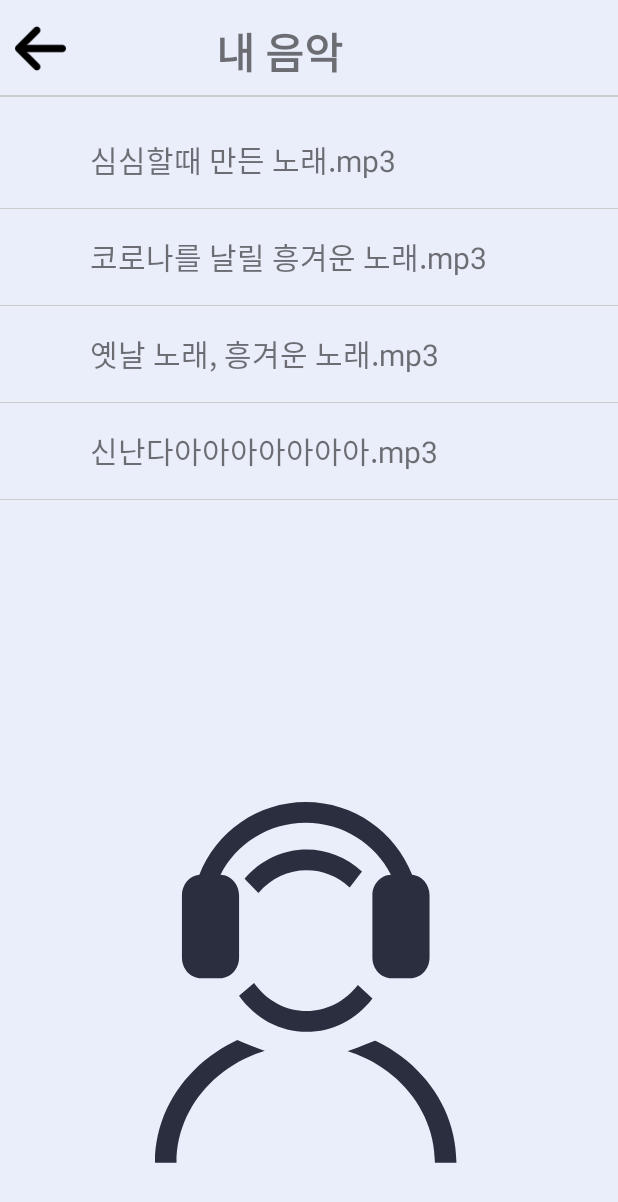
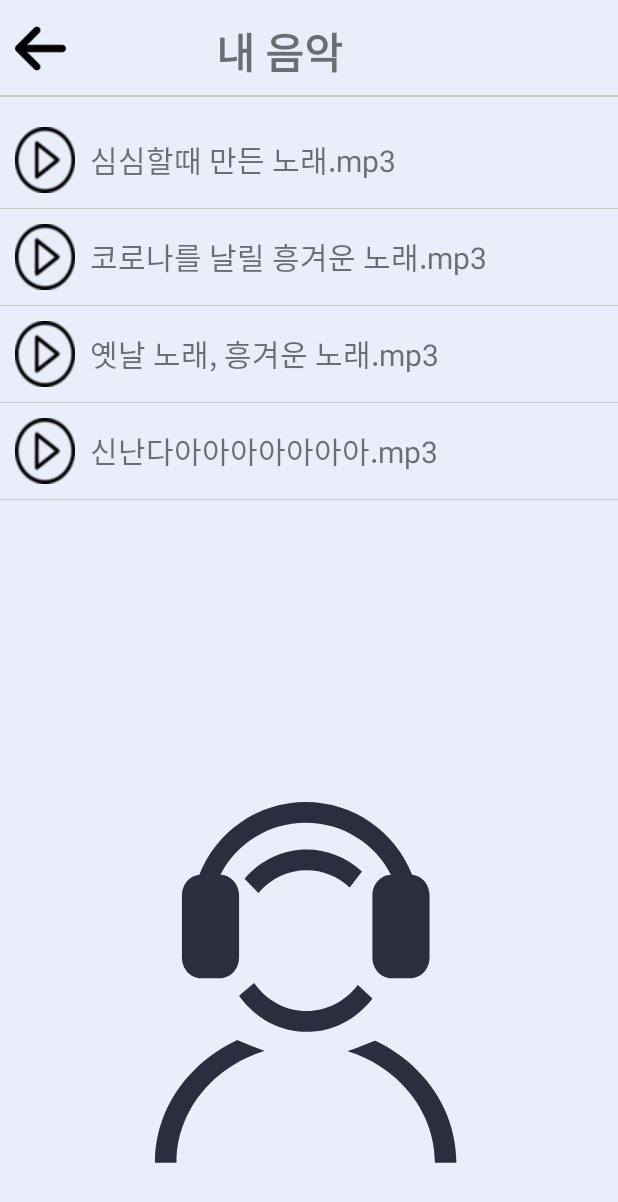
Before and after one commit to LeeGeumLak/teamnova-hackathon, an Android app: the MyMusicListActivity screen opened directly, with no data from a screen before it, on a phone screen of 412 x 824 dp. Shown: the top 1202 px of the screen. Run offline under Robolectric (Android 15) with nearby library versions, the phone set to English and light mode, and no system bars.

Commit message:
진짜 마지막

```diff
--- a/app/src/main/res/layout/item_my_music.xml
+++ b/app/src/main/res/layout/item_my_music.xml
@@ -18,8 +18,7 @@
             android:layout_height="44dp"
             android:layout_margin="10dp"
             android:layout_weight="1"
-            android:background="@drawable/default_play_img"
-            android:backgroundTint="#00ff0000"
+            android:background="@drawable/play"
             android:scaleType="fitCenter"
             android:padding="20dp" />
 
```
Also changed, not shown: 1 other file.
